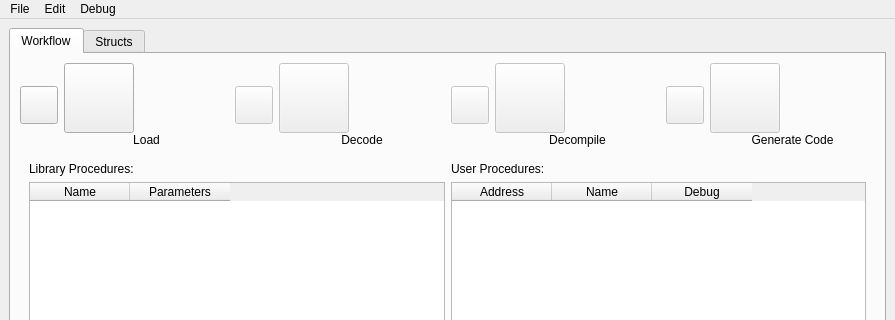
Old version of the form boomerang/qtgui2/boomerang.ui in the repository mewbak/boomerang; both pictures show x 0 to 895 and y 0 to 320 of the 895 by 638 pixel window.
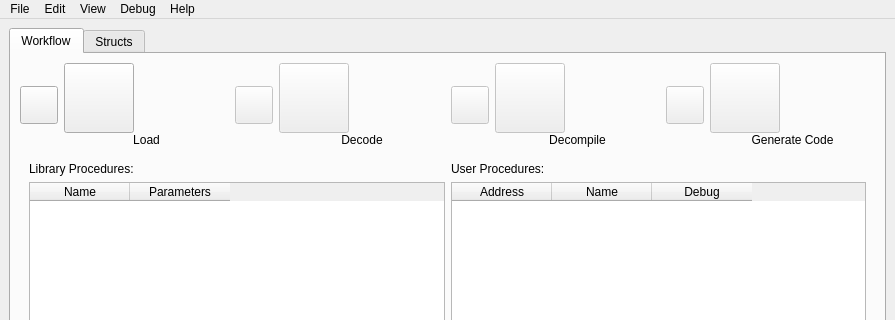
New version of the form. Icons and pictures are not drawn.

Patch:
```diff
--- a/boomerang/qtgui2/boomerang.ui
+++ b/boomerang/qtgui2/boomerang.ui
@@ -1168,11 +1168,28 @@
     </property>
     <addaction name="actionEnable" />
     <addaction name="actionStep" />
+   </widget>
+   <widget class="QMenu" name="menuView" >
+    <property name="title" >
+     <string>View</string>
+    </property>
+    <addaction name="actionLoad" />
+    <addaction name="actionDecode" />
+    <addaction name="actionDecompile" />
+    <addaction name="actionGenerate_Code" />
     <addaction name="actionStructs" />
    </widget>
+   <widget class="QMenu" name="menuHelp" >
+    <property name="title" >
+     <string>Help</string>
+    </property>
+    <addaction name="actionBoomerang_Website" />
+   </widget>
    <addaction name="menuFile" />
    <addaction name="menuWindow" />
+   <addaction name="menuView" />
    <addaction name="menuDebug_2" />
+   <addaction name="menuHelp" />
   </widget>
   <widget class="QStatusBar" name="statusbar" >
    <property name="geometry" >
```
Left out of the diff: 25 changed lines with no effect on the pictures.
